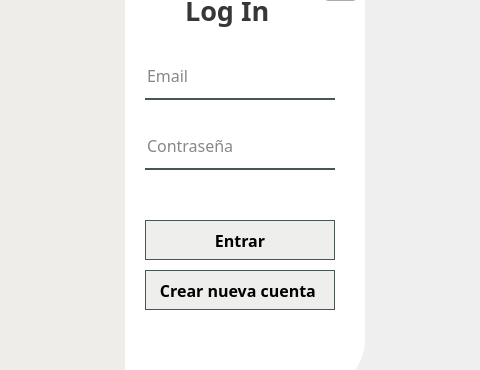
This is Codigo/v2_login.ui in cfmondelo/supermercado as Qt 5 draws it before an edit; both pictures show x 435 to 915 and y 160 to 530 of the 1097 by 687 pixel window. The edited form follows.
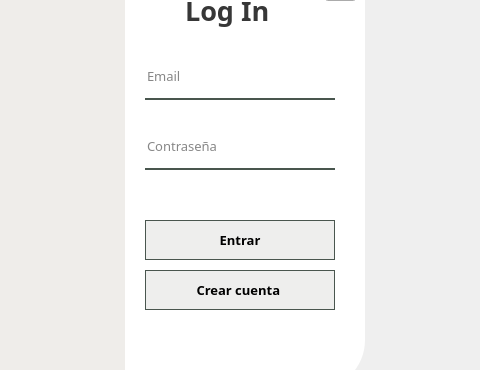
This is the edited form. Icons and pictures are not drawn.

Commit message: letra de login y registrarse más pequeña

```diff
--- a/Codigo/v2_login.ui
+++ b/Codigo/v2_login.ui
@@ -131,7 +131,7 @@
      <property name="font">
       <font>
        <family>Raleway</family>
-       <pointsize>12</pointsize>
+       <pointsize>10</pointsize>
       </font>
      </property>
      <property name="focusPolicy">
@@ -156,7 +156,7 @@
      <property name="font">
       <font>
        <family>Raleway</family>
-       <pointsize>12</pointsize>
+       <pointsize>10</pointsize>
       </font>
      </property>
      <property name="focusPolicy">
@@ -184,7 +184,7 @@
      <property name="font">
       <font>
        <family>Raleway</family>
-       <pointsize>12</pointsize>
+       <pointsize>10</pointsize>
        <weight>75</weight>
        <bold>true</bold>
       </font>
@@ -211,7 +211,7 @@
      <property name="font">
       <font>
        <family>Raleway</family>
-       <pointsize>12</pointsize>
+       <pointsize>10</pointsize>
        <weight>75</weight>
        <bold>true</bold>
       </font>
@@ -223,7 +223,7 @@
 border-color:  rgb(73,86,78);</string>
      </property>
      <property name="text">
-      <string>Crear nueva cuenta </string>
+      <string>Crear cuenta </string>
      </property>
     </widget>
     <widget class="QPushButton" name="botonlCerrar">
```
The commit also changes 5 other files.
